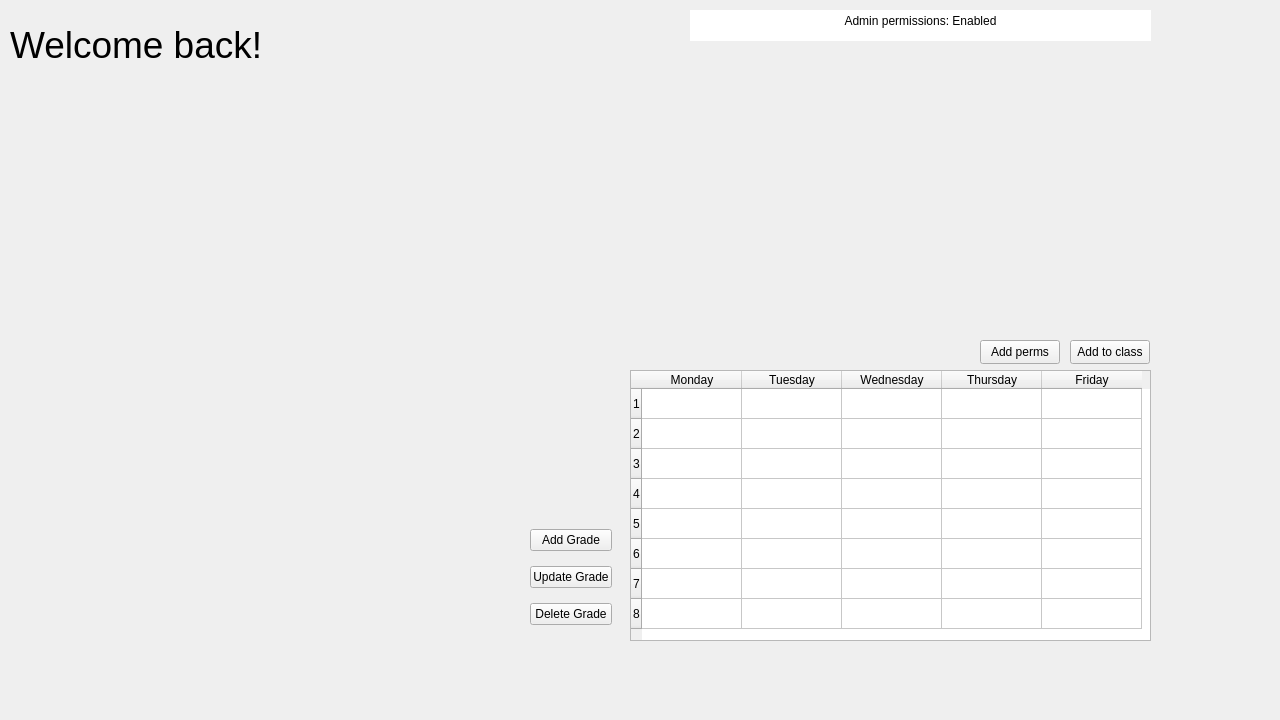
The window that brainstorm/brainstorm/forms/loggedInWindow.ui (codingburgas/school-project-assignment-codex) describes before a commit, drawn with Qt 5.
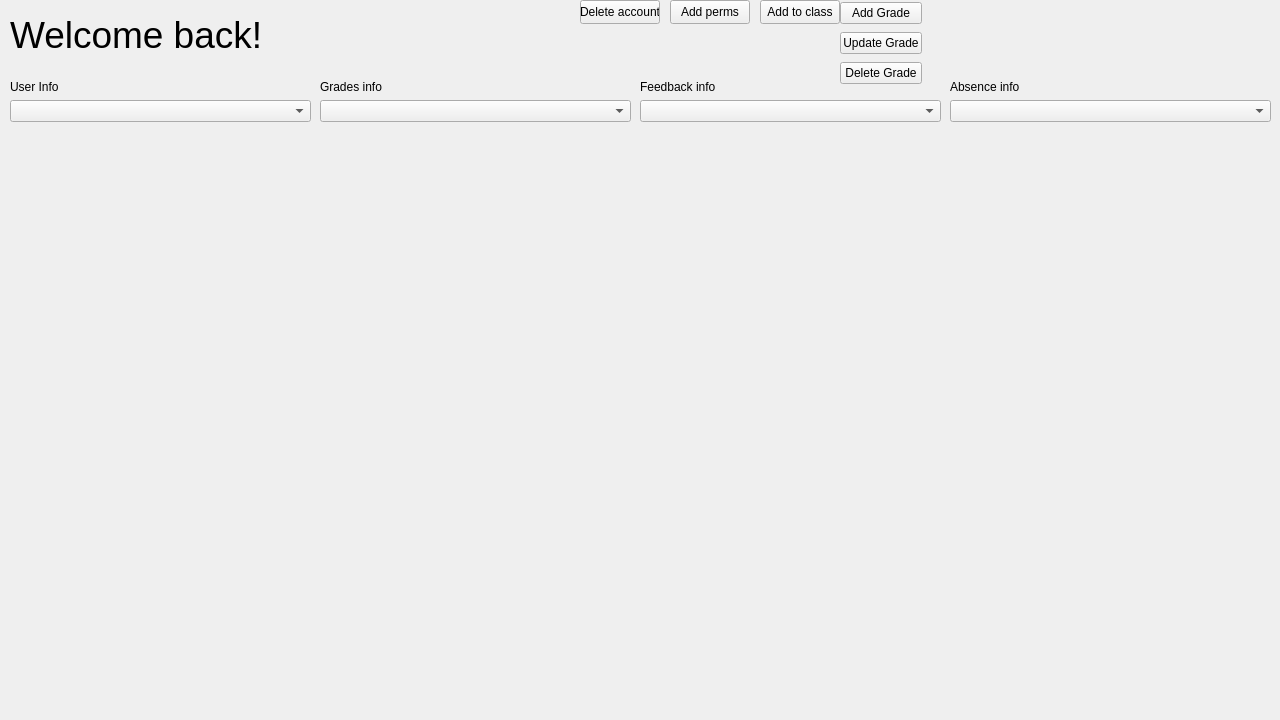
The same window after the commit. The open tabs and pages were chosen to show the change.

Commit message: Add admin page functionality (Close #43)

What changed in the file:
```diff
--- a/brainstorm/brainstorm/forms/loggedInWindow.ui
+++ b/brainstorm/brainstorm/forms/loggedInWindow.ui
@@ -209,37 +209,13 @@
     </widget>
    </widget>
    <widget class="QWidget" name="pageAdmin">
-    <widget class="QTextEdit" name="textEdit">
-     <property name="geometry">
-      <rect>
-       <x>690</x>
-       <y>10</y>
-       <width>461</width>
-       <height>31</height>
-      </rect>
-     </property>
-     <property name="styleSheet">
-      <string notr="true">border-radius: 20px;
-font-weight: bold;</string>
-     </property>
-     <property name="html">
-      <string>&lt;!DOCTYPE HTML PUBLIC &quot;-//W3C//DTD HTML 4.0//EN&quot; &quot;http://www.w3.org/TR/REC-html40/strict.dtd&quot;&gt;
-&lt;html&gt;&lt;head&gt;&lt;meta name=&quot;qrichtext&quot; content=&quot;1&quot; /&gt;&lt;meta charset=&quot;utf-8&quot; /&gt;&lt;style type=&quot;text/css&quot;&gt;
-p, li { white-space: pre-wrap; }
-hr { height: 1px; border-width: 0; }
-li.unchecked::marker { content: &quot;\2610&quot;; }
-li.checked::marker { content: &quot;\2612&quot;; }
-&lt;/style&gt;&lt;/head&gt;&lt;body style=&quot; font-family:'Segoe UI'; font-size:9pt; font-weight:700; font-style:normal;&quot;&gt;
-&lt;p align=&quot;center&quot; style=&quot; margin-top:0px; margin-bottom:0px; margin-left:0px; margin-right:0px; -qt-block-indent:0; text-indent:0px;&quot;&gt;&lt;span style=&quot; font-weight:400;&quot;&gt;Admin permissions: Enabled&lt;/span&gt;&lt;/p&gt;&lt;/body&gt;&lt;/html&gt;</string>
-     </property>
-    </widget>
     <widget class="QWidget" name="layoutWidget">
      <property name="geometry">
       <rect>
-       <x>530</x>
-       <y>520</y>
+       <x>840</x>
+       <y>0</y>
        <width>82</width>
-       <height>116</height>
+       <height>86</height>
       </rect>
      </property>
      <layout class="QVBoxLayout" name="verticalLayout">
@@ -266,71 +242,11 @@
       </item>
      </layout>
     </widget>
-    <widget class="QTableWidget" name="tableWidget">
-     <property name="geometry">
-      <rect>
-       <x>630</x>
-       <y>370</y>
-       <width>521</width>
-       <height>271</height>
-      </rect>
-     </property>
-     <property name="styleSheet">
-      <string notr="true"/>
-     </property>
-     <property name="rowCount">
-      <number>8</number>
-     </property>
-     <property name="columnCount">
-      <number>5</number>
-     </property>
-     <attribute name="horizontalHeaderVisible">
-      <bool>true</bool>
-     </attribute>
-     <row/>
-     <row/>
-     <row/>
-     <row/>
-     <row/>
-     <row/>
-     <row/>
-     <row/>
-     <column>
-      <property name="text">
-       <string>Monday</string>
-      </property>
-     </column>
-     <column>
-      <property name="text">
-       <string>Tuesday</string>
-      </property>
-     </column>
-     <column>
-      <property name="text">
-       <string>Wednesday</string>
-      </property>
-     </column>
-     <column>
-      <property name="text">
-       <string>Thursday</string>
-      </property>
-     </column>
-     <column>
-      <property name="text">
-       <string>Friday</string>
-      </property>
-     </column>
-     <item row="0" column="0">
-      <property name="text">
-       <string/>
-      </property>
-     </item>
-    </widget>
     <widget class="QPushButton" name="pushButtonAddPerms">
      <property name="geometry">
       <rect>
-       <x>980</x>
-       <y>340</y>
+       <x>670</x>
+       <y>0</y>
        <width>80</width>
        <height>24</height>
       </rect>
@@ -342,8 +258,8 @@
     <widget class="QPushButton" name="pushButtonAddToGrade">
      <property name="geometry">
       <rect>
-       <x>1070</x>
-       <y>340</y>
+       <x>760</x>
+       <y>0</y>
        <width>80</width>
        <height>24</height>
       </rect>
@@ -356,7 +272,7 @@
      <property name="geometry">
       <rect>
        <x>10</x>
-       <y>10</y>
+       <y>0</y>
        <width>541</width>
        <height>71</height>
       </rect>
@@ -365,6 +281,145 @@
       <string>&lt;html&gt;&lt;head/&gt;&lt;body&gt;&lt;p&gt;&lt;span style=&quot; font-size:28pt;&quot;&gt;Welcome back!&lt;/span&gt;&lt;/p&gt;&lt;/body&gt;&lt;/html&gt;</string>
      </property>
     </widget>
+    <widget class="QPushButton" name="pushButtonDeleteAccount">
+     <property name="geometry">
+      <rect>
+       <x>580</x>
+       <y>0</y>
+       <width>80</width>
+       <height>24</height>
+      </rect>
+     </property>
+     <property name="text">
+      <string>Delete account</string>
+     </property>
+    </widget>
+    <widget class="QWidget" name="">
+     <property name="geometry">
+      <rect>
+       <x>10</x>
+       <y>80</y>
+       <width>301</width>
+       <height>571</height>
+      </rect>
+     </property>
+     <layout class="QVBoxLayout" name="verticalLayout_6">
+      <item>
+       <layout class="QVBoxLayout" name="verticalLayout_4">
+        <item>
+         <widget class="QLabel" name="label_9">
+          <property name="text">
+           <string>User Info</string>
+          </property>
+         </widget>
+        </item>
+        <item>
+         <widget class="QComboBox" name="comboBoxUsers"/>
+        </item>
+       </layout>
+      </item>
+      <item>
+       <widget class="QStackedWidget" name="stackedWidgetUserInfo">
+        <widget class="QWidget" name="page_3"/>
+        <widget class="QWidget" name="page_4"/>
+       </widget>
+      </item>
+     </layout>
+    </widget>
+    <widget class="QWidget" name="">
+     <property name="geometry">
+      <rect>
+       <x>320</x>
+       <y>80</y>
+       <width>311</width>
+       <height>571</height>
+      </rect>
+     </property>
+     <layout class="QVBoxLayout" name="verticalLayout_8">
+      <item>
+       <layout class="QVBoxLayout" name="verticalLayout_5">
+        <item>
+         <widget class="QLabel" name="label_10">
+          <property name="text">
+           <string>Grades info</string>
+          </property>
+         </widget>
+        </item>
+        <item>
+         <widget class="QComboBox" name="comboBoxGrades"/>
+        </item>
+       </layout>
+      </item>
+      <item>
+       <widget class="QStackedWidget" name="stackedWidgetGrades">
+        <property name="currentIndex">
+         <number>1</number>
+        </property>
+        <widget class="QWidget" name="page_5"/>
+        <widget class="QWidget" name="page_6"/>
+       </widget>
+      </item>
+     </layout>
+    </widget>
+    <widget class="QWidget" name="">
+     <property name="geometry">
+      <rect>
+       <x>640</x>
+       <y>80</y>
+       <width>301</width>
+       <height>571</height>
+      </rect>
+     </property>
+     <layout class="QVBoxLayout" name="verticalLayout_9">
+      <item>
+       <widget class="QLabel" name="label_11">
+        <property name="text">
+         <string>Feedback info</string>
+        </property>
+       </widget>
+      </item>
+      <item>
+       <widget class="QComboBox" name="comboBoxFeedback"/>
+      </item>
+      <item>
+       <widget class="QStackedWidget" name="stackedWidgetFeedback">
+        <property name="currentIndex">
+         <number>0</number>
+        </property>
+        <widget class="QWidget" name="page_7"/>
+        <widget class="QWidget" name="page_8"/>
+       </widget>
+      </item>
+     </layout>
+    </widget>
+    <widget class="QWidget" name="">
+     <property name="geometry">
+      <rect>
+       <x>950</x>
+       <y>80</y>
+       <width>321</width>
+       <height>581</height>
+      </rect>
+     </property>
+     <layout class="QVBoxLayout" name="verticalLayout_10">
+      <item>
+       <widget class="QLabel" name="label_12">
+        <property name="text">
+         <string>Absence info</string>
+        </property>
+       </widget>
+      </item>
+      <item>
+       <widget class="QComboBox" name="comboBoxAbsence"/>
+      </item>
+      <item>
+       <widget class="QStackedWidget" name="stackedWidgetAbsence">
+        <widget class="QWidget" name="page_9"/>
+        <widget class="QWidget" name="page_10"/>
+       </widget>
+      </item>
+     </layout>
+    </widget>
    </widget>
    <widget class="QWidget" name="pageChemistry">
     <widget class="QTableWidget" name="tableWidget_2">
```
Left out of the diff: 2 changed lines with no effect on the pictures. The commit also changes 2 other files.
